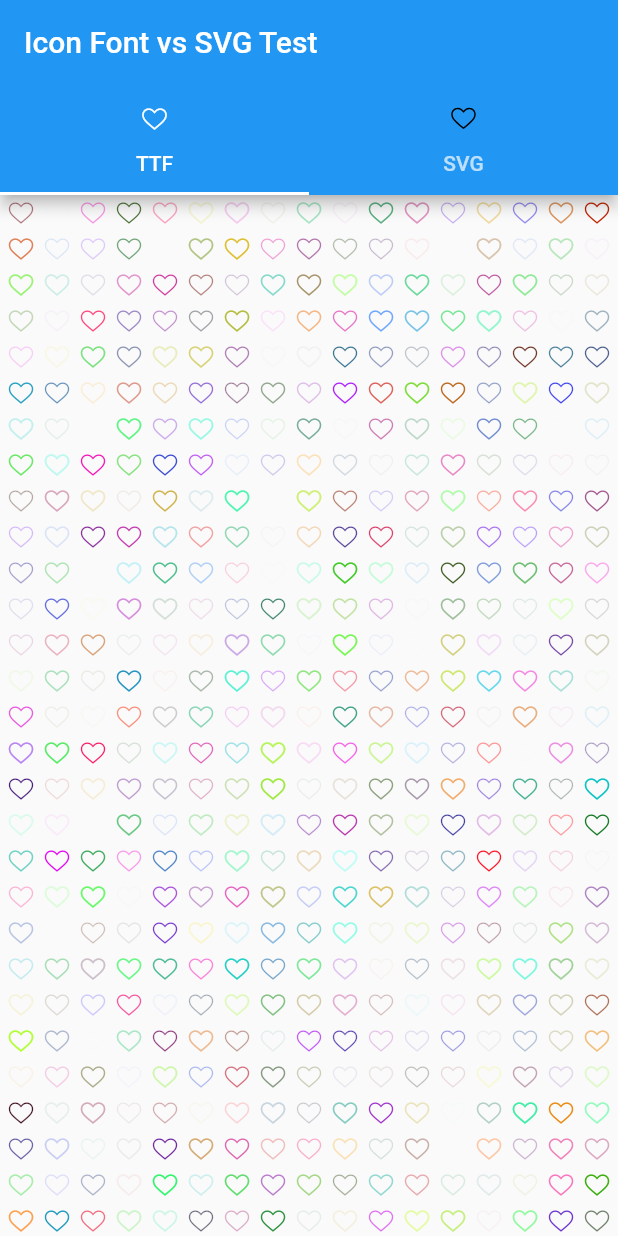
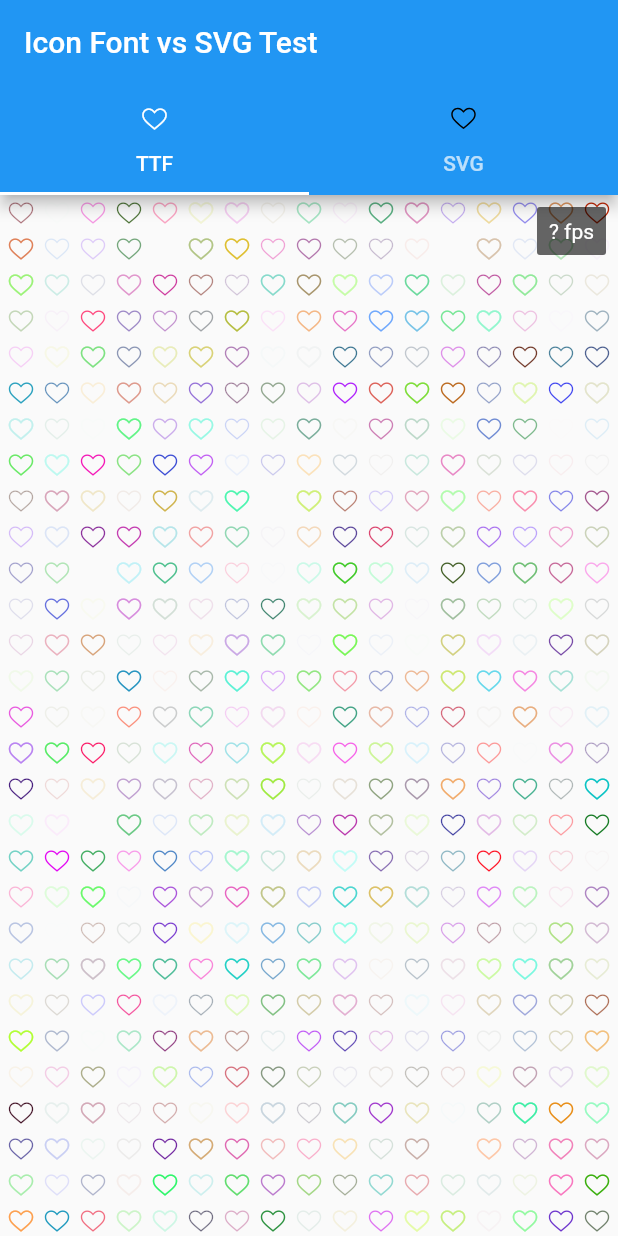
Before and after one commit to amake/flutter_icon_font_package_template, a Flutter app: the screen it shows after launch, on a phone screen of 412 x 824 dp. Run offline on Flutter 3.47's test engine with Material 2 defaults, Android fonts, the phone set to English and light mode, and no system bars; our stand-ins replace flutter_svg; missing offline and left inert: fps.

Commit message:
Add FPS counter to example app

```diff
--- a/example/lib/main.dart
+++ b/example/lib/main.dart
@@ -3,6 +3,7 @@ import 'dart:math';
 import 'package:flutter/material.dart';
 import 'package:flutter_icon_font_package_template/custom_font.dart';
 import 'package:flutter_svg/flutter_svg.dart';
+import 'package:fps/fps.dart';
 
 void main() => runApp(MyApp());
 
@@ -80,13 +81,22 @@ class InfiniteIcons extends StatelessWidget {
   @override
   Widget build(BuildContext context) {
     return Center(
-      child: ListView.builder(
+      child: Stack(
+        children: <Widget>[
+          ListView.builder(
             itemBuilder: (context, i) {
               return Row(
                 mainAxisAlignment: MainAxisAlignment.center,
                 children: _iconRow(context).toList(),
               );
             },
+          ),
+          const Positioned(
+            right: 0,
+            top: 0,
+            child: FpsCounter(),
+          ),
+        ],
       ),
     );
   }
@@ -99,3 +109,28 @@ class InfiniteIcons extends StatelessWidget {
     }
   }
 }
+
+class FpsCounter extends StatelessWidget {
+  const FpsCounter();
+
+  @override
+  Widget build(BuildContext context) {
+    return Container(
+      decoration: BoxDecoration(
+        borderRadius: BorderRadius.all(Radius.circular(2)),
+        color: Colors.black.withOpacity(0.6),
+      ),
+      padding: const EdgeInsets.all(8),
+      margin: const EdgeInsets.all(8),
+      child: StreamBuilder<num>(
+        stream: eachFrame().transform(const ComputeFps()),
+        builder: (context, snapshot) {
+          return Text(
+            '${snapshot.data?.round() ?? '?'} fps',
+            style: TextStyle(color: Colors.white),
+          );
+        },
+      ),
+    );
+  }
+}
--- a/example/pubspec.yaml
+++ b/example/pubspec.yaml
@@ -14,6 +14,10 @@ dependencies:
 
   flutter_svg: ^0.12.0
 
+  fps:
+    git:
+      url: https://github.com/amake/fps.git
+
 dev_dependencies:
   flutter_test:
     sdk: flutter
```
Also changed, not shown: example/pubspec.lock. Lines whose indentation alone changed are shown as unchanged.
